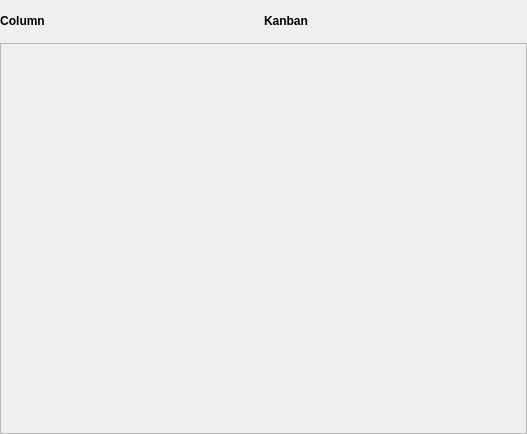
This is Plugins/KanbanBoard/KanbanPageView.ui in StefanoLusardi/Kanban as Qt 5 draws it before an edit. The edited form follows.
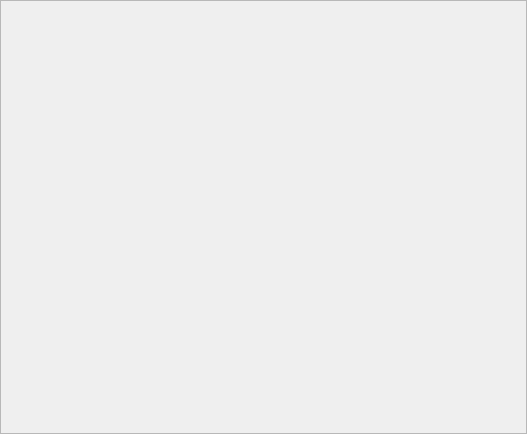
This is the edited form. Icons and pictures are not drawn.

Commit message: Top Bar Button redesigned

What changed in the file:
```diff
--- a/Plugins/KanbanBoard/KanbanPageView.ui
+++ b/Plugins/KanbanBoard/KanbanPageView.ui
@@ -25,7 +25,7 @@
   <property name="windowTitle">
    <string>KanbanView</string>
   </property>
-  <layout class="QVBoxLayout" name="verticalLayout" stretch="0,0">
+  <layout class="QVBoxLayout" name="verticalLayout" stretch="0">
    <property name="spacing">
     <number>0</number>
    </property>
@@ -41,441 +41,6 @@
    <property name="bottomMargin">
     <number>0</number>
    </property>
-   <item>
-    <widget class="QFrame" name="mTopLayout">
-     <property name="sizePolicy">
-      <sizepolicy hsizetype="MinimumExpanding" vsizetype="Maximum">
-       <horstretch>0</horstretch>
-       <verstretch>0</verstretch>
-      </sizepolicy>
-     </property>
-     <property name="minimumSize">
-      <size>
-       <width>0</width>
-       <height>30</height>
-      </size>
-     </property>
-     <property name="styleSheet">
-      <string notr="true">QToolButton {
-  background-color:none;
-  border:none;
-}
-QToolButton::hover {
-  background-color:palette(alternate-base);
-}
-QToolButton::pressed {
-  background-color:palette(highlight);
-}</string>
-     </property>
-     <property name="frameShape">
-      <enum>QFrame::Box</enum>
-     </property>
-     <property name="lineWidth">
-      <number>0</number>
-     </property>
-     <property name="midLineWidth">
-      <number>0</number>
-     </property>
-     <layout class="QHBoxLayout" name="topLayout">
-      <property name="spacing">
-       <number>0</number>
-      </property>
-      <property name="leftMargin">
-       <number>0</number>
-      </property>
-      <property name="topMargin">
-       <number>0</number>
-      </property>
-      <property name="rightMargin">
-       <number>0</number>
-      </property>
-      <property name="bottomMargin">
-       <number>0</number>
-      </property>
-      <item>
-       <widget class="QFrame" name="ColumnLayout">
-        <property name="styleSheet">
-         <string notr="true"/>
-        </property>
-        <property name="frameShape">
-         <enum>QFrame::Box</enum>
-        </property>
-        <property name="lineWidth">
-         <number>0</number>
-        </property>
-        <layout class="QHBoxLayout" name="mBoxColumn" stretch="0,0,0,0,0">
-         <property name="spacing">
-          <number>0</number>
-         </property>
-         <property name="leftMargin">
-          <number>0</number>
-         </property>
-         <property name="topMargin">
-          <number>0</number>
-         </property>
-         <property name="rightMargin">
-          <number>0</number>
-         </property>
-         <property name="bottomMargin">
-          <number>0</number>
-         </property>
-         <item>
-          <widget class="QLabel" name="mColumnLabel">
-           <property name="lineWidth">
-            <number>0</number>
-           </property>
-           <property name="text">
-            <string>&lt;html&gt;&lt;head/&gt;&lt;body&gt;&lt;p align=&quot;center&quot;&gt;&lt;span style=&quot; font-weight:600;&quot;&gt;Column&lt;/span&gt;&lt;/p&gt;&lt;/body&gt;&lt;/html&gt;</string>
-           </property>
-           <property name="alignment">
-            <set>Qt::AlignCenter</set>
-           </property>
-           <property name="margin">
-            <number>5</number>
-           </property>
-           <property name="textInteractionFlags">
-            <set>Qt::NoTextInteraction</set>
-           </property>
-          </widget>
-         </item>
-         <item>
-          <widget class="QToolButton" name="mButtonColumnCreate">
-           <property name="sizePolicy">
-            <sizepolicy hsizetype="Maximum" vsizetype="Maximum">
-             <horstretch>0</horstretch>
-             <verstretch>0</verstretch>
-            </sizepolicy>
-           </property>
-           <property name="minimumSize">
-            <size>
-             <width>0</width>
-             <height>0</height>
-            </size>
-           </property>
-           <property name="toolTip">
-            <string>New Column [Ctr+C, Ctrl+N]</string>
-           </property>
-           <property name="autoFillBackground">
-            <bool>false</bool>
-           </property>
-           <property name="styleSheet">
-            <string notr="true"/>
-           </property>
-           <property name="text">
-            <string/>
-           </property>
-           <property name="icon">
-            <iconset resource="../../Kanban/kanban.qrc">
-             <normaloff>:/images/Light/button/add.png</normaloff>:/images/Light/button/add.png</iconset>
-           </property>
-           <property name="iconSize">
-            <size>
-             <width>40</width>
-             <height>40</height>
-            </size>
-           </property>
-           <property name="shortcut">
-            <string>Ctrl+C, Ctrl+N</string>
-           </property>
-           <property name="checkable">
-            <bool>false</bool>
-           </property>
-           <property name="autoRaise">
-            <bool>true</bool>
-           </property>
-          </widget>
-         </item>
-         <item>
-          <widget class="QToolButton" name="mButtonColumnRename">
-           <property name="sizePolicy">
-            <sizepolicy hsizetype="Maximum" vsizetype="Maximum">
-             <horstretch>0</horstretch>
-             <verstretch>0</verstretch>
-            </sizepolicy>
-           </property>
-           <property name="minimumSize">
-            <size>
-             <width>0</width>
-             <height>0</height>
-            </size>
-           </property>
-           <property name="toolTip">
-            <string>Rename Column [Ctr+C, Ctrl+R]</string>
-           </property>
-           <property name="styleSheet">
-            <string notr="true"/>
-           </property>
-           <property name="text">
-            <string/>
-           </property>
-           <property name="icon">
-            <iconset resource="../../Kanban/kanban.qrc">
-             <normaloff>:/images/Light/button/rename.png</normaloff>:/images/Light/button/rename.png</iconset>
-           </property>
-           <property name="iconSize">
-            <size>
-             <width>40</width>
-             <height>40</height>
-            </size>
-           </property>
-           <property name="shortcut">
-            <string>Ctrl+C, Ctrl+R</string>
-           </property>
-           <property name="autoRaise">
-            <bool>true</bool>
-           </property>
-          </widget>
-         </item>
-         <item>
-          <widget class="QToolButton" name="mButtonColumnDelete">
-           <property name="sizePolicy">
-            <sizepolicy hsizetype="Maximum" vsizetype="Maximum">
-             <horstretch>0</horstretch>
-             <verstretch>0</verstretch>
-            </sizepolicy>
-           </property>
-           <property name="minimumSize">
-            <size>
-             <width>0</width>
-             <height>0</height>
-            </size>
-           </property>
-           <property name="toolTip">
-            <string>Delete Column [Ctr+C, Ctrl+D]</string>
-           </property>
-           <property name="styleSheet">
-            <string notr="true"/>
-           </property>
-           <property name="text">
-            <string/>
-           </property>
-           <property name="icon">
-            <iconset resource="../../Kanban/kanban.qrc">
-             <normaloff>:/images/Light/button/delete.png</normaloff>:/images/Light/button/delete.png</iconset>
-           </property>
-           <property name="iconSize">
-            <size>
-             <width>40</width>
-             <height>40</height>
-            </size>
-           </property>
-           <property name="shortcut">
-            <string>Ctrl+C, Ctrl+D</string>
-           </property>
-           <property name="autoRaise">
-            <bool>true</bool>
-           </property>
-          </widget>
-         </item>
-         <item>
-          <spacer name="horizontalSpacer">
-           <property name="orientation">
-            <enum>Qt::Horizontal</enum>
-           </property>
-           <property name="sizeHint" stdset="0">
-            <size>
-             <width>40</width>
-             <height>20</height>
-            </size>
-           </property>
-          </spacer>
-         </item>
-        </layout>
-       </widget>
-      </item>
-      <item>
-       <widget class="QFrame" name="KanbanLayout">
-        <property name="frameShape">
-         <enum>QFrame::Box</enum>
-        </property>
-        <property name="lineWidth">
-         <number>0</number>
-        </property>
-        <layout class="QHBoxLayout" name="mBoxKanban">
-         <property name="spacing">
-          <number>0</number>
-         </property>
-         <property name="leftMargin">
-          <number>0</number>
-         </property>
-         <property name="topMargin">
-          <number>0</number>
-         </property>
-         <property name="rightMargin">
-          <number>0</number>
-         </property>
-         <property name="bottomMargin">
-          <number>0</number>
-         </property>
-         <item>
-          <widget class="QLabel" name="mKanbanLabel">
-           <property name="lineWidth">
-            <number>0</number>
-           </property>
-           <property name="text">
-            <string>&lt;html&gt;&lt;head/&gt;&lt;body&gt;&lt;p align=&quot;center&quot;&gt;&lt;span style=&quot; font-weight:600;&quot;&gt;Kanban&lt;/span&gt;&lt;/p&gt;&lt;/body&gt;&lt;/html&gt;</string>
-           </property>
-           <property name="alignment">
-            <set>Qt::AlignCenter</set>
-           </property>
-           <property name="margin">
-            <number>5</number>
-           </property>
-           <property name="indent">
-            <number>0</number>
-           </property>
-           <property name="textInteractionFlags">
-            <set>Qt::NoTextInteraction</set>
-           </property>
-          </widget>
-         </item>
-         <item>
-          <widget class="QToolButton" name="mButtonKanbanCreate">
-           <property name="sizePolicy">
-            <sizepolicy hsizetype="Maximum" vsizetype="Maximum">
-             <horstretch>0</horstretch>
-             <verstretch>0</verstretch>
-            </sizepolicy>
-           </property>
-           <property name="minimumSize">
-            <size>
-             <width>0</width>
-             <height>0</height>
-            </size>
-           </property>
-           <property name="toolTip">
-            <string>New Kanban [Ctr+K, Ctrl+N]</string>
-           </property>
-           <property name="styleSheet">
-            <string notr="true"/>
-           </property>
-           <property name="text">
-            <string/>
-           </property>
-           <property name="icon">
-            <iconset resource="../../Kanban/kanban.qrc">
-             <normaloff>:/images/Light/button/add.png</normaloff>:/images/Light/button/add.png</iconset>
-           </property>
-           <property name="iconSize">
-            <size>
-             <width>40</width>
-             <height>40</height>
-            </size>
-           </property>
-           <property name="shortcut">
-            <string>Ctrl+K, Ctrl+N</string>
-           </property>
-           <property name="autoRaise">
-            <bool>true</bool>
-           </property>
-          </widget>
-         </item>
-         <item>
-          <widget class="QToolButton" name="mButtonKanbanRename">
-           <property name="sizePolicy">
-            <sizepolicy hsizetype="Maximum" vsizetype="Maximum">
-             <horstretch>0</horstretch>
-             <verstretch>0</verstretch>
-            </sizepolicy>
-           </property>
-           <property name="minimumSize">
-            <size>
-             <width>0</width>
-             <height>0</height>
-            </size>
-           </property>
-           <property name="toolTip">
-            <string>Rename Kanban [Ctr+K, Ctrl+R]</string>
-           </property>
-           <property name="styleSheet">
-            <string notr="true"/>
-           </property>
-           <property name="text">
-            <string/>
-           </property>
-           <property name="icon">
-            <iconset resource="../../Kanban/kanban.qrc">
-             <normaloff>:/images/Light/button/rename.png</normaloff>:/images/Light/button/rename.png</iconset>
-           </property>
-           <property name="iconSize">
-            <size>
-             <width>40</width>
-             <height>40</height>
-            </size>
-           </property>
-           <property name="shortcut">
-            <string>Ctrl+K, Ctrl+R</string>
-           </property>
-           <property name="autoRaise">
-            <bool>true</bool>
-           </property>
-          </widget>
-         </item>
-         <item>
-          <widget class="QToolButton" name="mButtonKanbanDelete">
-           <property name="sizePolicy">
-            <sizepolicy hsizetype="Maximum" vsizetype="Maximum">
-             <horstretch>0</horstretch>
-             <verstretch>0</verstretch>
-            </sizepolicy>
-           </property>
-           <property name="minimumSize">
-            <size>
-             <width>0</width>
-             <height>0</height>
-            </size>
-           </property>
-           <property name="toolTip">
-            <string>Delete Kanaban [Ctr+K, Ctrl+D]</string>
-           </property>
-           <property name="styleSheet">
-            <string notr="true"/>
-           </property>
-           <property name="text">
-            <string/>
-           </property>
-           <property name="icon">
-            <iconset resource="../../Kanban/kanban.qrc">
-             <normaloff>:/images/Light/button/delete.png</normaloff>:/images/Light/button/delete.png</iconset>
-           </property>
-           <property name="iconSize">
-            <size>
-             <width>40</width>
-             <height>40</height>
-            </size>
-           </property>
-           <property name="shortcut">
-            <string>Ctrl+K, Ctrl+D</string>
-           </property>
-           <property name="autoRaise">
-            <bool>true</bool>
-           </property>
-          </widget>
-         </item>
-         <item>
-          <spacer name="horizontalSpacer_2">
-           <property name="orientation">
-            <enum>Qt::Horizontal</enum>
-           </property>
-           <property name="sizeHint" stdset="0">
-            <size>
-             <width>40</width>
-             <height>20</height>
-            </size>
-           </property>
-          </spacer>
-         </item>
-        </layout>
-        <zorder>mButtonKanbanRename</zorder>
-        <zorder>mButtonKanbanCreate</zorder>
-        <zorder>mButtonKanbanDelete</zorder>
-        <zorder>horizontalSpacer_2</zorder>
-        <zorder>mKanbanLabel</zorder>
-       </widget>
-      </item>
-     </layout>
-    </widget>
-   </item>
    <item>
     <widget class="QScrollArea" name="mColumnViewScrollArea">
      <property name="sizePolicy">
@@ -505,7 +70,7 @@
         <x>0</x>
         <y>0</y>
         <width>525</width>
-        <height>389</height>
+        <height>432</height>
        </rect>
       </property>
       <property name="sizePolicy">
```
The commit also changes 19 other files.
